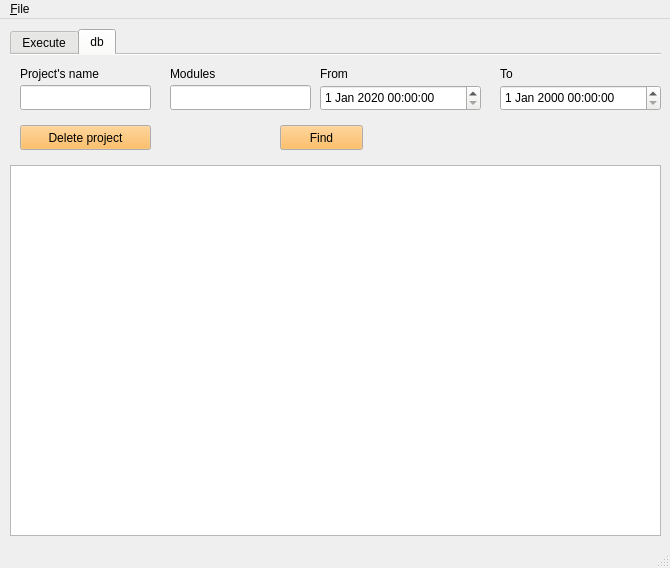
This is ui_mw.ui in Ol333/dipl as Qt 5 draws it before an edit. The edited form follows.
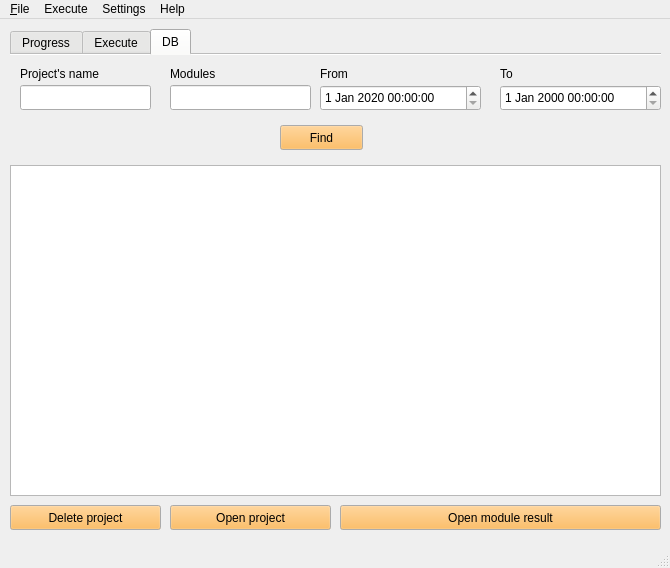
This is the edited form. The open tabs and pages were chosen to show the change.

What changed in the file:
```diff
--- a/ui_mw.ui
+++ b/ui_mw.ui
@@ -66,6 +66,37 @@
     <property name="documentMode">
      <bool>true</bool>
     </property>
+    <widget class="QWidget" name="tab_3">
+     <attribute name="title">
+      <string>Progress</string>
+     </attribute>
+     <widget class="QProgressBar" name="progressBar">
+      <property name="geometry">
+       <rect>
+        <x>0</x>
+        <y>450</y>
+        <width>651</width>
+        <height>23</height>
+       </rect>
+      </property>
+      <property name="value">
+       <number>0</number>
+      </property>
+     </widget>
+     <widget class="QTextEdit" name="textEdit">
+      <property name="geometry">
+       <rect>
+        <x>0</x>
+        <y>10</y>
+        <width>651</width>
+        <height>421</height>
+       </rect>
+      </property>
+      <property name="readOnly">
+       <bool>true</bool>
+      </property>
+     </widget>
+    </widget>
     <widget class="QWidget" name="tab">
      <attribute name="title">
       <string>Execute</string>
@@ -345,7 +376,7 @@
     </widget>
     <widget class="QWidget" name="tab_2">
      <attribute name="title">
-      <string>db</string>
+      <string>DB</string>
      </attribute>
      <widget class="QTreeView" name="treeView">
       <property name="geometry">
@@ -353,7 +384,7 @@
         <x>0</x>
         <y>110</y>
         <width>651</width>
-        <height>371</height>
+        <height>331</height>
        </rect>
       </property>
       <property name="editTriggers">
@@ -521,9 +552,9 @@
      <widget class="QPushButton" name="pushButton_3">
       <property name="geometry">
        <rect>
-        <x>10</x>
-        <y>70</y>
-        <width>131</width>
+        <x>0</x>
+        <y>450</y>
+        <width>151</width>
         <height>25</height>
        </rect>
       </property>
@@ -568,6 +599,106 @@
        <string>Delete project</string>
       </property>
      </widget>
+     <widget class="QPushButton" name="pushButton_6">
+      <property name="geometry">
+       <rect>
+        <x>160</x>
+        <y>450</y>
+        <width>161</width>
+        <height>25</height>
+       </rect>
+      </property>
+      <property name="palette">
+       <palette>
+        <active>
+         <colorrole role="Button">
+          <brush brushstyle="SolidPattern">
+           <color alpha="255">
+            <red>252</red>
+            <green>175</green>
+            <blue>62</blue>
+           </color>
+          </brush>
+         </colorrole>
+        </active>
+        <inactive>
+         <colorrole role="Button">
+          <brush brushstyle="SolidPattern">
+           <color alpha="255">
+            <red>252</red>
+            <green>175</green>
+            <blue>62</blue>
+           </color>
+          </brush>
+         </colorrole>
+        </inactive>
+        <disabled>
+         <colorrole role="Button">
+          <brush brushstyle="SolidPattern">
+           <color alpha="255">
+            <red>252</red>
+            <green>175</green>
+            <blue>62</blue>
+           </color>
+          </brush>
+         </colorrole>
+        </disabled>
+       </palette>
+      </property>
+      <property name="text">
+       <string>Open project</string>
+      </property>
+     </widget>
+     <widget class="QPushButton" name="pushButton_7">
+      <property name="geometry">
+       <rect>
+        <x>330</x>
+        <y>450</y>
+        <width>321</width>
+        <height>25</height>
+       </rect>
+      </property>
+      <property name="palette">
+       <palette>
+        <active>
+         <colorrole role="Button">
+          <brush brushstyle="SolidPattern">
+           <color alpha="255">
+            <red>252</red>
+            <green>175</green>
+            <blue>62</blue>
+           </color>
+          </brush>
+         </colorrole>
+        </active>
+        <inactive>
+         <colorrole role="Button">
+          <brush brushstyle="SolidPattern">
+           <color alpha="255">
+            <red>252</red>
+            <green>175</green>
+            <blue>62</blue>
+           </color>
+          </brush>
+         </colorrole>
+        </inactive>
+        <disabled>
+         <colorrole role="Button">
+          <brush brushstyle="SolidPattern">
+           <color alpha="255">
+            <red>252</red>
+            <green>175</green>
+            <blue>62</blue>
+           </color>
+          </brush>
+         </colorrole>
+        </disabled>
+       </palette>
+      </property>
+      <property name="text">
+       <string>Open module result</string>
+      </property>
+     </widget>
     </widget>
    </widget>
   </widget>
@@ -586,9 +717,36 @@
     </property>
     <addaction name="actionNew_project"/>
     <addaction name="actionDelete_db_and_create_new"/>
+   </widget>
+   <widget class="QMenu" name="menuHelp">
+    <property name="title">
+     <string>Help</string>
+    </property>
+    <addaction name="actionAbout"/>
+   </widget>
+   <widget class="QMenu" name="menuView">
+    <property name="title">
+     <string>Settings</string>
+    </property>
+    <widget class="QMenu" name="menuMinimization_criterion_2">
+     <property name="title">
+      <string>Minimization criterion</string>
+     </property>
+     <addaction name="actionTime_2"/>
+    </widget>
     <addaction name="actionTranslate"/>
+    <addaction name="menuMinimization_criterion_2"/>
+   </widget>
+   <widget class="QMenu" name="menuExecute">
+    <property name="title">
+     <string>Execute</string>
+    </property>
+    <addaction name="actionNew_project"/>
    </widget>
    <addaction name="menu_File"/>
+   <addaction name="menuExecute"/>
+   <addaction name="menuView"/>
+   <addaction name="menuHelp"/>
   </widget>
   <widget class="QStatusBar" name="statusbar"/>
   <action name="actionNew_project">
```
Left out of the diff: 95 changed lines with no effect on the pictures.
